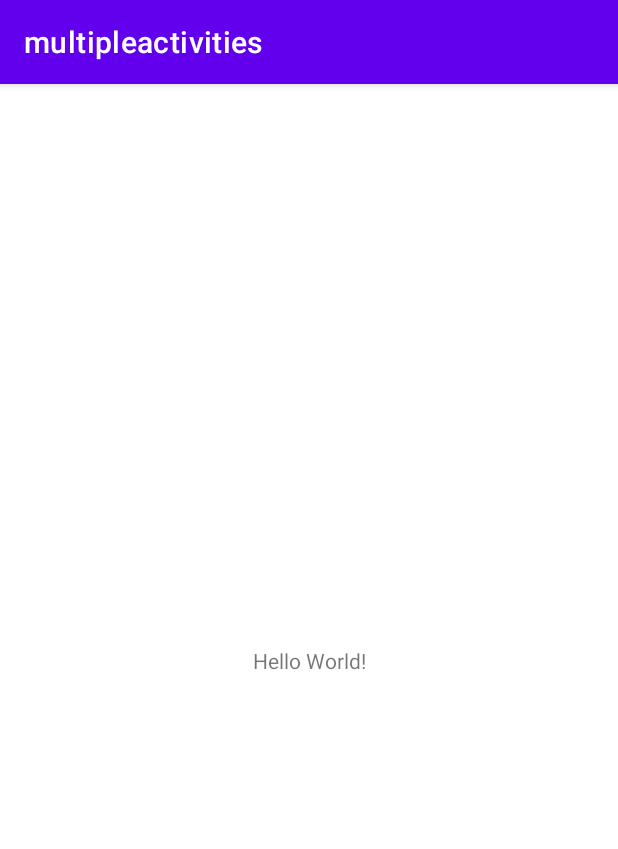
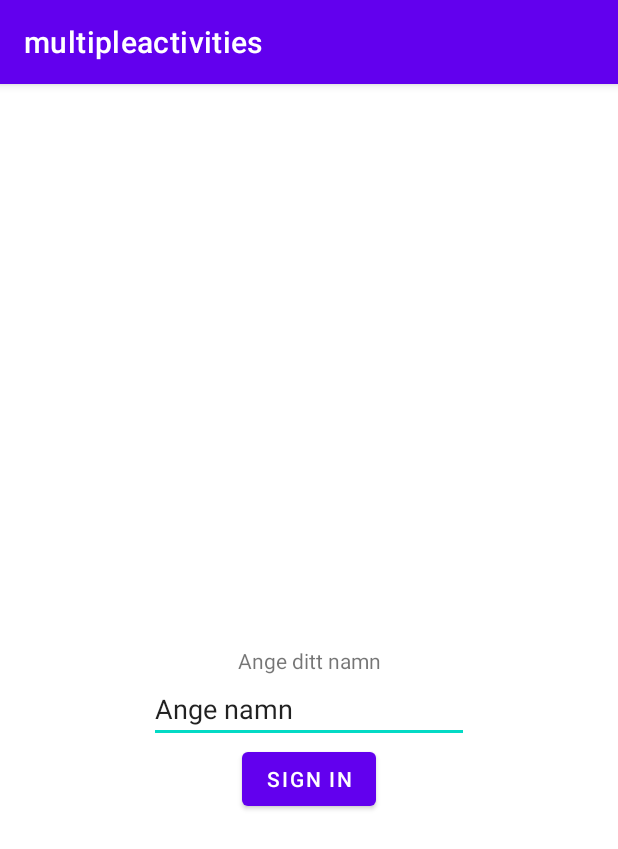
Before and after one commit to c21theti/multipleactivities, an Android app: the screen it shows after launch (MainActivity), on a phone screen of 412 x 824 dp. Shown: the top 849 px of the screen. Run offline under Robolectric (Android 15) with nearby library versions, the phone set to English and light mode, and no system bars.

```diff
--- a/app/src/main/AndroidManifest.xml
+++ b/app/src/main/AndroidManifest.xml
@@ -10,6 +10,9 @@
         android:supportsRtl="true"
         android:theme="@style/Theme.Multipleactivities">
         <activity
+            android:name=".ProfileActivity"
+            android:exported="false" />
+        <activity
             android:name=".MainActivity"
             android:exported="true">
             <intent-filter>
--- a/app/src/main/java/com/example/multipleactivities/MainActivity.java
+++ b/app/src/main/java/com/example/multipleactivities/MainActivity.java
@@ -4,9 +4,11 @@ import androidx.appcompat.app.AppCompatActivity;
 
 import android.os.Bundle;
 import android.util.Log;
+import android.view.View;
+import android.widget.Button;
 
 public class MainActivity extends AppCompatActivity {
-
+    private Button signin;
     @Override
     protected void onPostResume() {
         super.onPostResume();
@@ -36,5 +38,13 @@ public class MainActivity extends AppCompatActivity {
         super.onCreate(savedInstanceState);
         setContentView(R.layout.activity_main);
         Log.d("==>", "MainActivity created.");
+        signin = findViewById(R.id.button);
+        signin.setOnClickListener(new View.OnClickListener() {
+            @Override
+            public void onClick(View view) {
+                Log.d("==>", "Du har klickat på knappen");
+            }
+        });
+
     }
 }
--- a/app/src/main/res/layout/activity_main.xml
+++ b/app/src/main/res/layout/activity_main.xml
@@ -9,10 +9,34 @@
     <TextView
         android:layout_width="wrap_content"
         android:layout_height="wrap_content"
-        android:text="Hello World!"
+        android:text="Ange ditt namn"
+        android:id="@+id/signin_label"
         app:layout_constraintBottom_toBottomOf="parent"
         app:layout_constraintLeft_toLeftOf="parent"
         app:layout_constraintRight_toRightOf="parent"
         app:layout_constraintTop_toTopOf="parent" />
 
+    <EditText
+        android:id="@+id/signin_name"
+        android:layout_width="wrap_content"
+        android:layout_height="wrap_content"
+        android:ems="10"
+        android:inputType="textPersonName"
+        android:text="Ange namn"
+        app:layout_constraintTop_toBottomOf="@+id/signin_label"
+        app:layout_constraintStart_toStartOf="parent"
+        app:layout_constraintEnd_toEndOf="parent"
+        />
+    // för centrerad
+
+    <Button
+        android:id="@+id/button"
+        android:layout_width="wrap_content"
+        android:layout_height="wrap_content"
+        android:text="Sign in"
+        app:layout_constraintTop_toBottomOf="@+id/signin_name"
+        app:layout_constraintStart_toStartOf="parent"
+        app:layout_constraintEnd_toEndOf="parent"
+        />
+
 </androidx.constraintlayout.widget.ConstraintLayout>
```
Also changed, not shown: app/src/main/java/com/example/multipleactivities/ProfileActivity.java (added, +14 -0 lines), app/src/main/res/layout/activity_profile.xml (added, +9 -0 lines).
